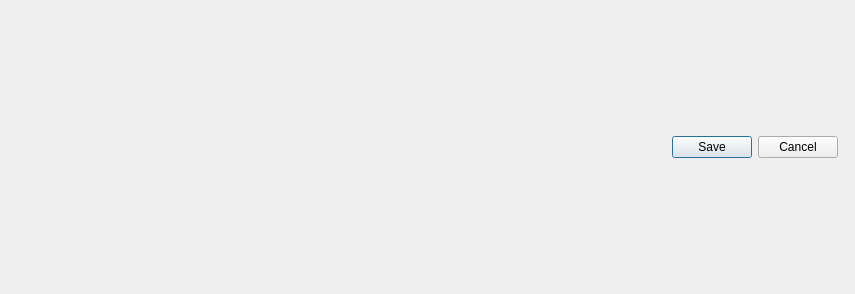
The window that QgisModelBaker/ui/create_baskets.ui (opengisch/QgisModelBaker) describes before a commit, drawn with Qt 5.
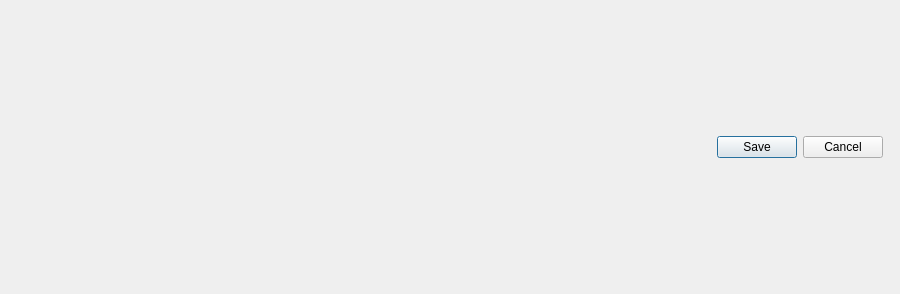
The same window after the commit.

Commit message: [gui] Allow users to set the attachment key during basket creation

What changed in the file:
```diff
--- a/QgisModelBaker/ui/create_baskets.ui
+++ b/QgisModelBaker/ui/create_baskets.ui
@@ -6,7 +6,7 @@
    <rect>
     <x>0</x>
     <y>0</y>
-    <width>855</width>
+    <width>900</width>
     <height>294</height>
    </rect>
   </property>
```
The commit also changes 1 other file.
